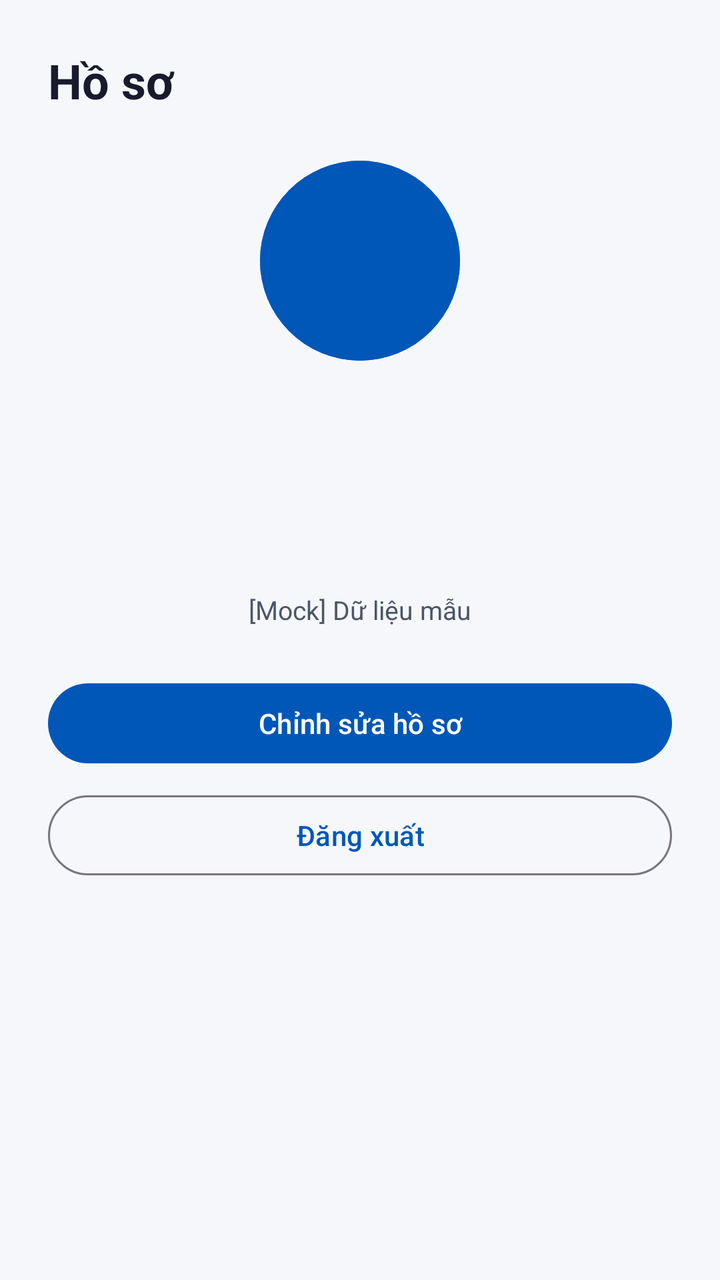
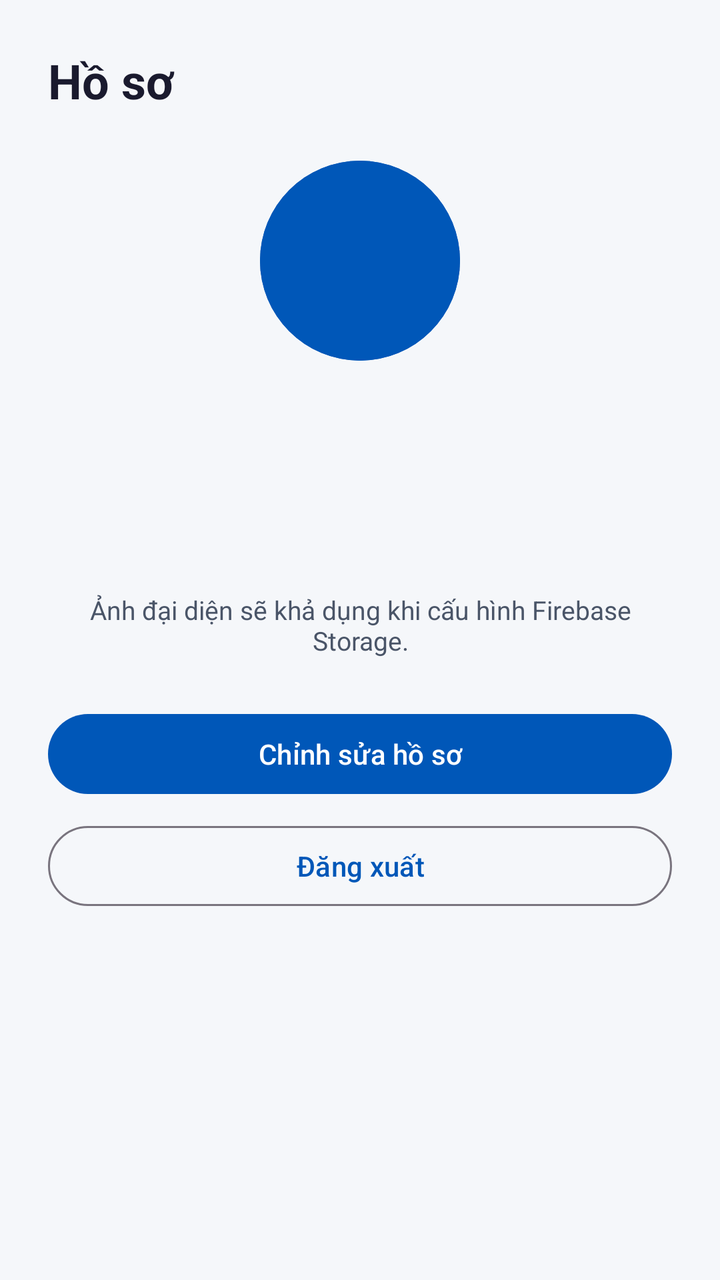

An Android layout rendered at two revisions. The XML below is the earlier revision; the diff shows what the commit changed to produce the second picture.
<!-- AndroidManifest.xml: application theme Theme.UTEChat -->
<!-- res/layout/fragment_profile.xml -->
<?xml version="1.0" encoding="utf-8"?>
<ScrollView xmlns:android="http://schemas.android.com/apk/res/android" android:layout_width="match_parent" android:layout_height="match_parent" android:background="@color/utechat_background">
    <LinearLayout android:layout_width="match_parent" android:layout_height="wrap_content" android:gravity="center_horizontal" android:orientation="vertical" android:padding="@dimen/space_lg">
        <TextView android:layout_width="match_parent" android:layout_height="wrap_content" android:text="@string/profile_title" android:textColor="@color/utechat_on_surface" android:textSize="@dimen/text_xxl" android:textStyle="bold" />
        <ImageView android:id="@+id/iv_avatar" android:layout_width="@dimen/avatar_size_xl" android:layout_height="@dimen/avatar_size_xl" android:layout_marginTop="@dimen/space_lg" android:background="@drawable/bg_avatar_circle_primary" android:contentDescription="@string/cd_avatar" android:src="@drawable/bg_avatar_circle_primary" />
        <TextView android:id="@+id/tv_name" android:layout_width="match_parent" android:layout_height="wrap_content" android:layout_marginTop="@dimen/space_md" android:gravity="center" android:textColor="@color/utechat_on_surface" android:textSize="@dimen/text_xl" android:textStyle="bold" />
        <TextView android:id="@+id/tv_email" android:layout_width="match_parent" android:layout_height="wrap_content" android:gravity="center" android:textColor="@color/utechat_on_surface_variant" android:textSize="@dimen/text_md" />
        <TextView android:id="@+id/tv_bio" android:layout_width="match_parent" android:layout_height="wrap_content" android:layout_marginTop="@dimen/space_md" android:gravity="center" android:textColor="@color/utechat_on_surface" android:textSize="@dimen/text_md" />
        <TextView android:layout_width="match_parent" android:layout_height="wrap_content" android:layout_marginTop="@dimen/space_md" android:gravity="center" android:text="@string/mock_data_notice" android:textColor="@color/utechat_on_surface_variant" android:textSize="@dimen/text_sm" />
        <com.google.android.material.button.MaterialButton android:id="@+id/btn_edit_profile" android:layout_width="match_parent" android:layout_height="@dimen/touch_target_min" android:layout_marginTop="@dimen/space_lg" android:text="@string/btn_edit_profile" />
        <com.google.android.material.button.MaterialButton android:id="@+id/btn_logout" style="@style/Widget.Material3.Button.OutlinedButton" android:layout_width="match_parent" android:layout_height="@dimen/touch_target_min" android:layout_marginTop="@dimen/space_sm" android:text="@string/btn_logout" />
    </LinearLayout>
</ScrollView>
<!-- resources referenced by this layout -->
<resources>
  <color name="utechat_background">#FFF5F7FA</color>
  <color name="utechat_on_surface">#FF1A1A2E</color>
  <color name="utechat_on_surface_variant">#FF4A5568</color>
  <dimen name="avatar_size_xl">100dp</dimen>
  <dimen name="space_lg">24dp</dimen>
  <dimen name="space_md">16dp</dimen>
  <dimen name="space_sm">8dp</dimen>
  <dimen name="text_md">15sp</dimen>
  <dimen name="text_sm">13sp</dimen>
  <dimen name="text_xl">20sp</dimen>
  <dimen name="text_xxl">24sp</dimen>
  <dimen name="touch_target_min">48dp</dimen>
  <!-- drawable bg_avatar_circle_primary (drawable) -->
  <?xml version="1.0" encoding="utf-8"?>
  <shape xmlns:android="http://schemas.android.com/apk/res/android"
      android:shape="oval">
      <solid android:color="@color/utechat_primary" />
  </shape>
  <string name="btn_edit_profile">Chỉnh sửa hồ sơ</string>
  <string name="btn_logout">Đăng xuất</string>
  <string name="cd_avatar">Ảnh đại diện</string>
  <string name="mock_data_notice">[Mock] Dữ liệu mẫu</string>
  <string name="profile_title">Hồ sơ</string>
  <style name="Theme.UTEChat" parent="Base.Theme.UTEChat" />
  <color name="utechat_primary">#FF0057B8</color>
  <style name="Base.Theme.UTEChat" parent="Theme.Material3.DayNight.NoActionBar">
          
          <item name="colorPrimary">@color/utechat_primary</item>
          <item name="colorPrimaryDark">@color/utechat_primary_dark</item>
          <item name="colorPrimaryVariant">@color/utechat_primary_dark</item>
          <item name="colorOnPrimary">@color/utechat_on_primary</item>
  
          
          <item name="colorSecondary">@color/utechat_secondary</item>
          <item name="colorOnSecondary">@color/utechat_on_secondary</item>
  
          
          <item name="android:colorBackground">@color/utechat_background</item>
          <item name="colorSurface">@color/utechat_surface</item>
          <item name="colorOnSurface">@color/utechat_on_surface</item>
          <item name="colorSurfaceVariant">@color/utechat_surface_variant</item>
          <item name="colorOnSurfaceVariant">@color/utechat_on_surface_variant</item>
  
          
          <item name="colorError">@color/utechat_error</item>
      </style>
  <color name="utechat_primary_dark">#FF003F87</color>
  <color name="utechat_on_primary">#FFFFFFFF</color>
  <color name="utechat_secondary">#FF00B4D8</color>
  <color name="utechat_on_secondary">#FFFFFFFF</color>
  <color name="utechat_surface">#FFFFFFFF</color>
  <color name="utechat_surface_variant">#FFE8EDF5</color>
  <color name="utechat_error">#FFDC2626</color>
</resources>

<!-- the commit's change to res/layout/fragment_profile.xml (unified diff, before → after) -->
@@ -6,7 +6,7 @@
         <TextView android:id="@+id/tv_name" android:layout_width="match_parent" android:layout_height="wrap_content" android:layout_marginTop="@dimen/space_md" android:gravity="center" android:textColor="@color/utechat_on_surface" android:textSize="@dimen/text_xl" android:textStyle="bold" />
         <TextView android:id="@+id/tv_email" android:layout_width="match_parent" android:layout_height="wrap_content" android:gravity="center" android:textColor="@color/utechat_on_surface_variant" android:textSize="@dimen/text_md" />
         <TextView android:id="@+id/tv_bio" android:layout_width="match_parent" android:layout_height="wrap_content" android:layout_marginTop="@dimen/space_md" android:gravity="center" android:textColor="@color/utechat_on_surface" android:textSize="@dimen/text_md" />
-        <TextView android:layout_width="match_parent" android:layout_height="wrap_content" android:layout_marginTop="@dimen/space_md" android:gravity="center" android:text="@string/mock_data_notice" android:textColor="@color/utechat_on_surface_variant" android:textSize="@dimen/text_sm" />
+        <TextView android:layout_width="match_parent" android:layout_height="wrap_content" android:layout_marginTop="@dimen/space_md" android:gravity="center" android:text="@string/profile_avatar_unavailable" android:textColor="@color/utechat_on_surface_variant" android:textSize="@dimen/text_sm" />
         <com.google.android.material.button.MaterialButton android:id="@+id/btn_edit_profile" android:layout_width="match_parent" android:layout_height="@dimen/touch_target_min" android:layout_marginTop="@dimen/space_lg" android:text="@string/btn_edit_profile" />
         <com.google.android.material.button.MaterialButton android:id="@+id/btn_logout" style="@style/Widget.Material3.Button.OutlinedButton" android:layout_width="match_parent" android:layout_height="@dimen/touch_target_min" android:layout_marginTop="@dimen/space_sm" android:text="@string/btn_logout" />
     </LinearLayout>
<!-- resource entries referenced after the edit -->
@@ -21,7 +21,7 @@
   <string name="btn_edit_profile">Chỉnh sửa hồ sơ</string>
   <string name="btn_logout">Đăng xuất</string>
   <string name="cd_avatar">Ảnh đại diện</string>
-  <string name="mock_data_notice">[Mock] Dữ liệu mẫu</string>
+  <string name="profile_avatar_unavailable">Ảnh đại diện sẽ khả dụng khi cấu hình Firebase Storage.</string>
   <string name="profile_title">Hồ sơ</string>
   <style name="Theme.UTEChat" parent="Base.Theme.UTEChat" />
   <color name="utechat_primary">#FF0057B8</color>
